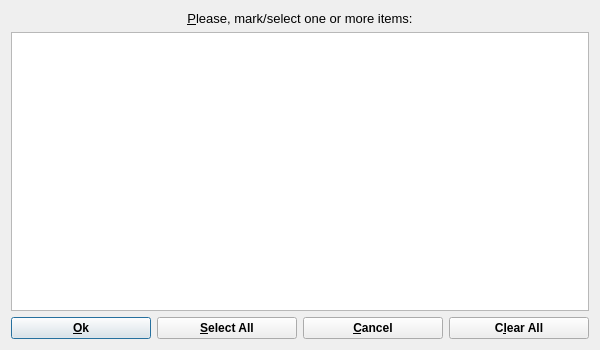
First picture: the form in gems3/vizor4/dlg4/SelectDialog4.ui, repository gemshub/GEMSGUI, before the edit.
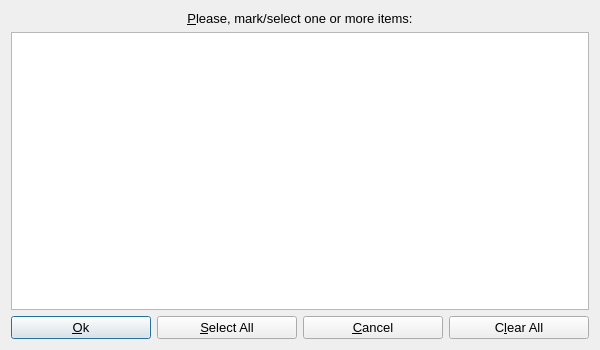
Second picture: the form after the edit.

Commit message: Merged from upgrade adjusted fonts and comments on all dialogs (for consistency between win32, macosx and linux) DK,SD

The edit to the form file:
```diff
--- a/gems3/vizor4/dlg4/SelectDialog4.ui
+++ b/gems3/vizor4/dlg4/SelectDialog4.ui
@@ -16,6 +16,11 @@
     <height>350</height>
    </size>
   </property>
+  <property name="font">
+   <font>
+    <pointsize>10</pointsize>
+   </font>
+  </property>
   <property name="windowTitle">
    <string>Multiple Selection Dialog</string>
   </property>
@@ -122,13 +127,6 @@
          <verstretch>0</verstretch>
         </sizepolicy>
        </property>
-       <property name="font">
-        <font>
-         <family>Arial</family>
-         <weight>75</weight>
-         <bold>true</bold>
-        </font>
-       </property>
        <property name="text">
         <string>&amp;Ok</string>
        </property>
@@ -148,13 +146,6 @@
          <verstretch>0</verstretch>
         </sizepolicy>
        </property>
-       <property name="font">
-        <font>
-         <family>Arial</family>
-         <weight>75</weight>
-         <bold>true</bold>
-        </font>
-       </property>
        <property name="text">
         <string>&amp;Select All</string>
        </property>
@@ -171,13 +162,6 @@
          <verstretch>0</verstretch>
         </sizepolicy>
        </property>
-       <property name="font">
-        <font>
-         <family>Arial</family>
-         <weight>75</weight>
-         <bold>true</bold>
-        </font>
-       </property>
        <property name="text">
         <string>&amp;Cancel</string>
        </property>
@@ -194,13 +178,6 @@
          <verstretch>0</verstretch>
         </sizepolicy>
        </property>
-       <property name="font">
-        <font>
-         <family>Arial</family>
-         <weight>75</weight>
-         <bold>true</bold>
-        </font>
-       </property>
        <property name="text">
         <string>C&amp;lear All</string>
        </property>
```
Left out of the diff: 5 changed lines with no effect on the pictures. The commit also changes 39 other files.
